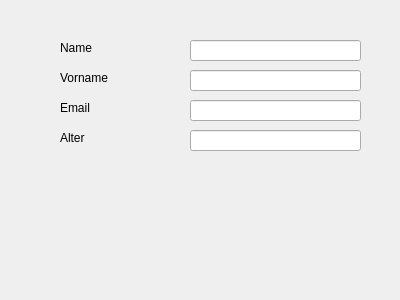
This is dateneingabe.ui in raikkoch/QtTest as Qt 5 draws it before an edit. The edited form follows.
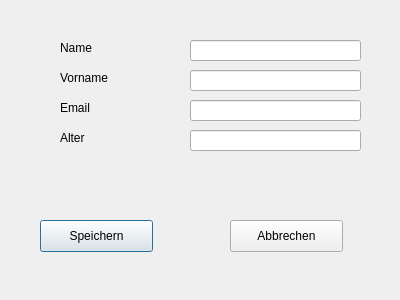
This is the edited form.

Commit message: Speichern Button mit Leben gefüllt

```diff
--- a/dateneingabe.ui
+++ b/dateneingabe.ui
@@ -57,7 +57,7 @@
     <rect>
      <x>60</x>
      <y>100</y>
-     <width>59</width>
+     <width>121</width>
      <height>16</height>
     </rect>
    </property>
@@ -108,6 +108,32 @@
     </rect>
    </property>
   </widget>
+  <widget class="QPushButton" name="buttonSpeichern">
+   <property name="geometry">
+    <rect>
+     <x>40</x>
+     <y>220</y>
+     <width>113</width>
+     <height>32</height>
+    </rect>
+   </property>
+   <property name="text">
+    <string>Speichern</string>
+   </property>
+  </widget>
+  <widget class="QPushButton" name="buttonAbbrechen">
+   <property name="geometry">
+    <rect>
+     <x>230</x>
+     <y>220</y>
+     <width>113</width>
+     <height>32</height>
+    </rect>
+   </property>
+   <property name="text">
+    <string>Abbrechen</string>
+   </property>
+  </widget>
  </widget>
  <resources/>
  <connections/>
```
The commit also changes 25 other files.
